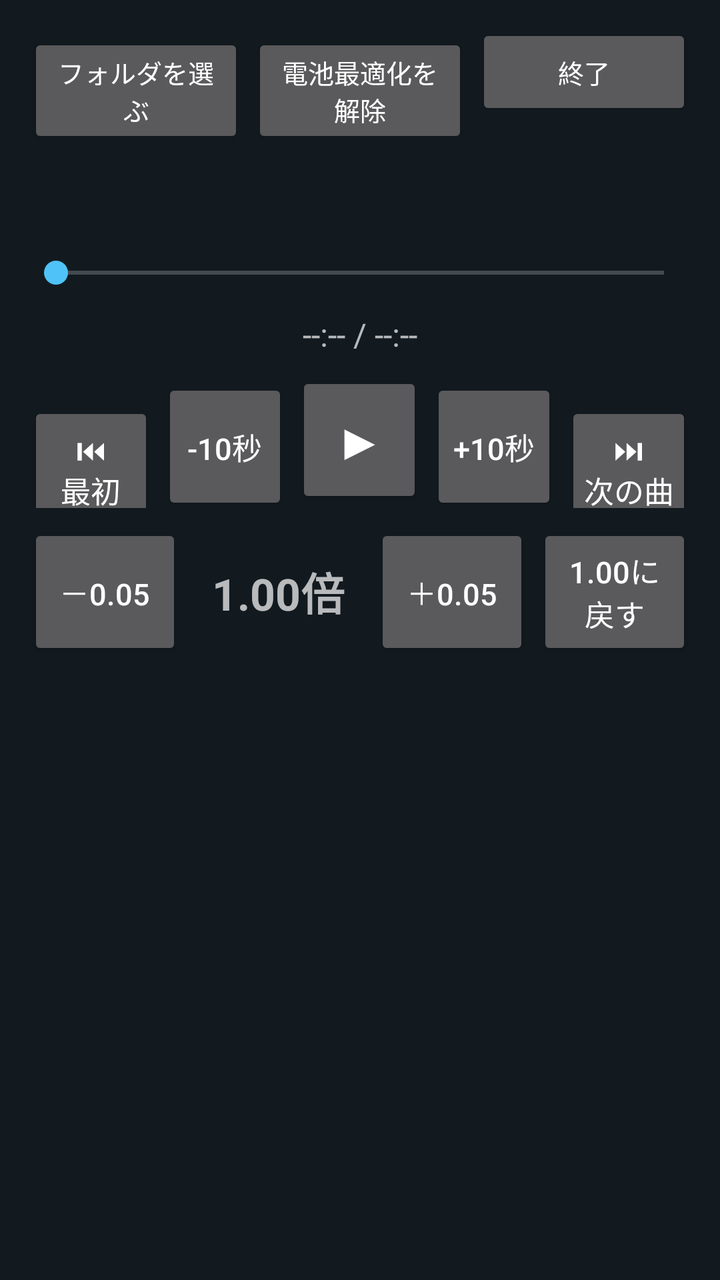
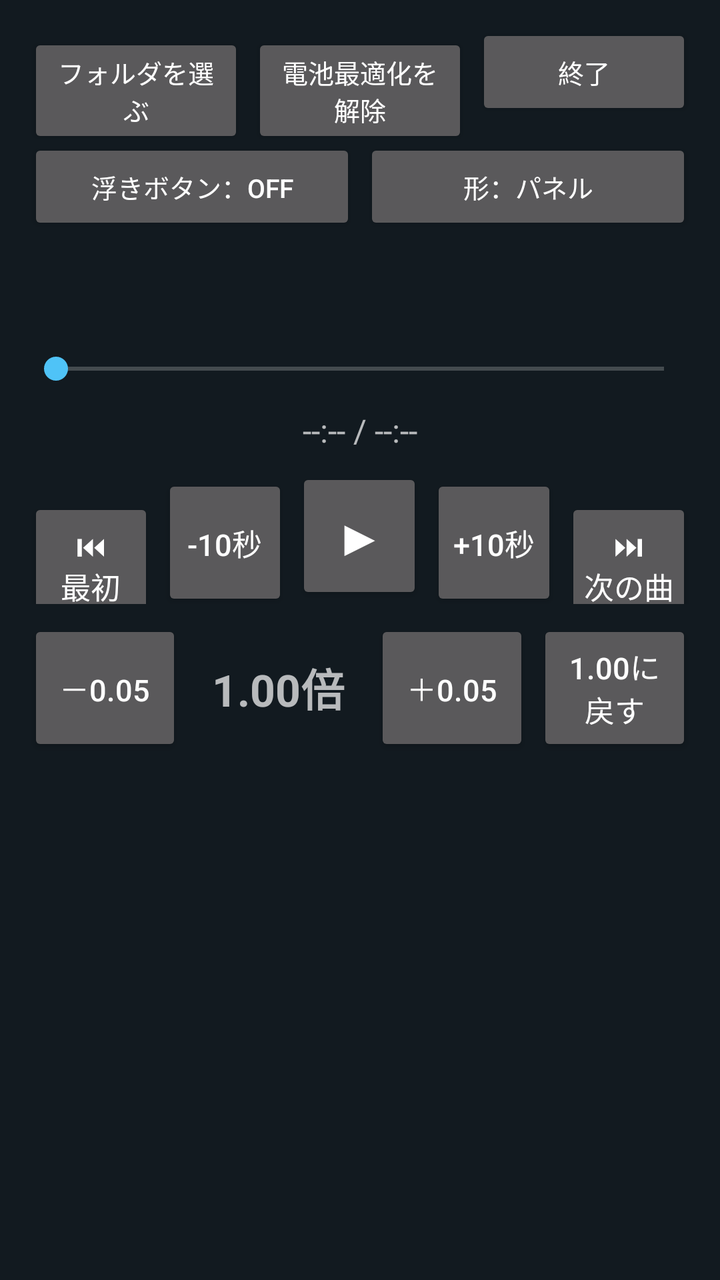

Screens rendered from an Android XML layout before and after an edit, with the pre-edit source and the edit as a unified diff.
<!-- AndroidManifest.xml: application theme AppTheme -->
<!-- res/layout/activity_main.xml -->
<?xml version="1.0" encoding="utf-8"?>
<LinearLayout xmlns:android="http://schemas.android.com/apk/res/android"
    android:layout_width="match_parent"
    android:layout_height="match_parent"
    android:orientation="vertical"
    android:padding="12dp">

    <LinearLayout
        android:layout_width="match_parent"
        android:layout_height="wrap_content"
        android:orientation="horizontal">

        <Button
            android:id="@+id/btn_folder"
            style="@style/SmallButton"
            android:text="フォルダを選ぶ" />

        <Button
            android:id="@+id/btn_battery"
            style="@style/SmallButton"
            android:text="電池最適化を解除" />

        <Button
            android:id="@+id/btn_exit"
            style="@style/SmallButton"
            android:text="終了" />
    </LinearLayout>

    <TextView
        android:id="@+id/title"
        android:layout_width="match_parent"
        android:layout_height="wrap_content"
        android:layout_marginTop="12dp"
        android:maxLines="3"
        android:ellipsize="end"
        android:textSize="20sp"
        android:textStyle="bold" />

    <SeekBar
        android:id="@+id/seek"
        android:layout_width="match_parent"
        android:layout_height="40dp"
        android:layout_marginTop="8dp" />

    <TextView
        android:id="@+id/time"
        android:layout_width="match_parent"
        android:layout_height="wrap_content"
        android:gravity="center"
        android:text="--:-- / --:--"
        android:textSize="16sp" />

    <LinearLayout
        android:layout_width="match_parent"
        android:layout_height="wrap_content"
        android:layout_marginTop="8dp"
        android:orientation="horizontal">

        <Button
            android:id="@+id/btn_restart"
            style="@style/BigButton"
            android:text="⏮\n最初" />

        <Button
            android:id="@+id/btn_back10"
            style="@style/BigButton"
            android:text="-10秒" />

        <Button
            android:id="@+id/btn_play"
            style="@style/BigButton"
            android:text="▶"
            android:textSize="26sp" />

        <Button
            android:id="@+id/btn_fwd10"
            style="@style/BigButton"
            android:text="+10秒" />

        <Button
            android:id="@+id/btn_next"
            style="@style/BigButton"
            android:text="⏭\n次の曲" />
    </LinearLayout>

    <LinearLayout
        android:layout_width="match_parent"
        android:layout_height="wrap_content"
        android:layout_marginTop="8dp"
        android:gravity="center_vertical"
        android:orientation="horizontal">

        <Button
            android:id="@+id/btn_speed_down"
            style="@style/BigButton"
            android:text="－0.05" />

        <TextView
            android:id="@+id/speed"
            android:layout_width="0dp"
            android:layout_height="wrap_content"
            android:layout_weight="1.2"
            android:gravity="center"
            android:text="1.00倍"
            android:textSize="22sp"
            android:textStyle="bold" />

        <Button
            android:id="@+id/btn_speed_up"
            style="@style/BigButton"
            android:text="＋0.05" />

        <Button
            android:id="@+id/btn_speed_reset"
            style="@style/BigButton"
            android:text="1.00に\n戻す" />
    </LinearLayout>

    <ListView
        android:id="@+id/list"
        android:layout_width="match_parent"
        android:layout_height="0dp"
        android:layout_marginTop="8dp"
        android:layout_weight="1"
        android:choiceMode="singleChoice" />
</LinearLayout>
<!-- resources referenced by this layout -->
<resources>
  <style name="BigButton">
          <item name="android:layout_width">0dp</item>
          <item name="android:layout_height">68dp</item>
          <item name="android:layout_weight">1</item>
          <item name="android:layout_marginStart">2dp</item>
          <item name="android:layout_marginEnd">2dp</item>
          <item name="android:textSize">15sp</item>
          <item name="android:padding">2dp</item>
          <item name="android:textAllCaps">false</item>
      </style>
  <style name="SmallButton">
          <item name="android:layout_width">0dp</item>
          <item name="android:layout_height">wrap_content</item>
          <item name="android:layout_weight">1</item>
          <item name="android:layout_marginStart">2dp</item>
          <item name="android:layout_marginEnd">2dp</item>
          <item name="android:textSize">13sp</item>
          <item name="android:textAllCaps">false</item>
      </style>
  <style name="AppTheme" parent="@android:style/Theme.Material.NoActionBar">
          <item name="android:colorAccent">#4FC3F7</item>
          <item name="android:colorPrimary">#1E2A33</item>
          <item name="android:colorPrimaryDark">#121A20</item>
          <item name="android:windowBackground">@color/bg</item>
      </style>
  <color name="bg">#121A20</color>
</resources>

<!-- the commit's change to res/layout/activity_main.xml (unified diff, before → after) -->
@@ -24,6 +24,22 @@
             android:id="@+id/btn_exit"
             style="@style/SmallButton"
             android:text="終了" />
+    </LinearLayout>
+
+    <LinearLayout
+        android:layout_width="match_parent"
+        android:layout_height="wrap_content"
+        android:orientation="horizontal">
+
+        <Button
+            android:id="@+id/btn_float"
+            style="@style/SmallButton"
+            android:text="浮きボタン：OFF" />
+
+        <Button
+            android:id="@+id/btn_float_style"
+            style="@style/SmallButton"
+            android:text="形：パネル" />
     </LinearLayout>
 
     <TextView
